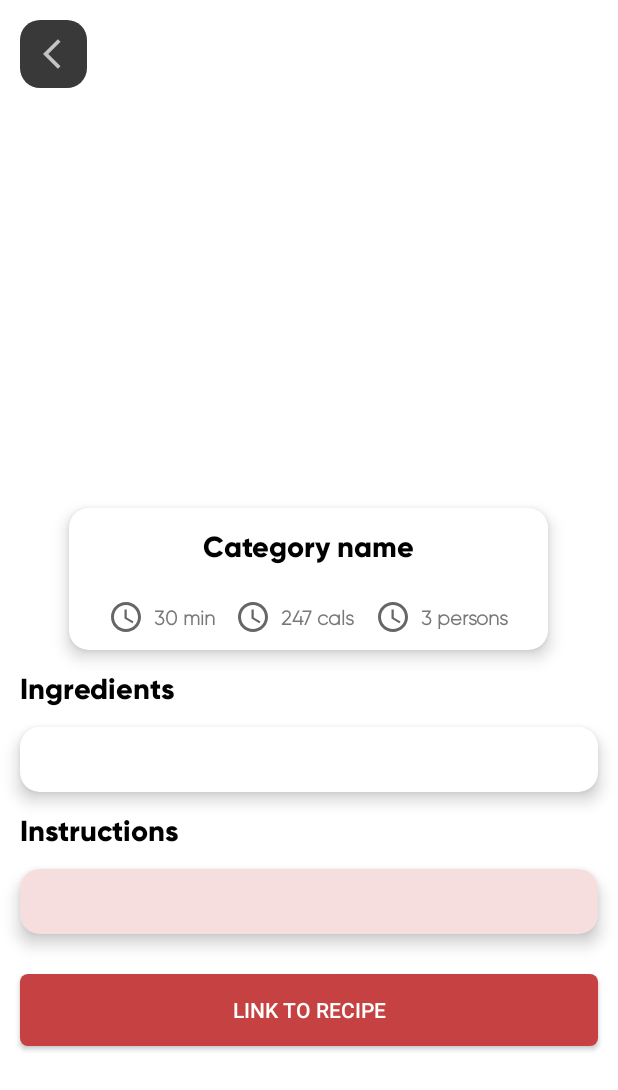
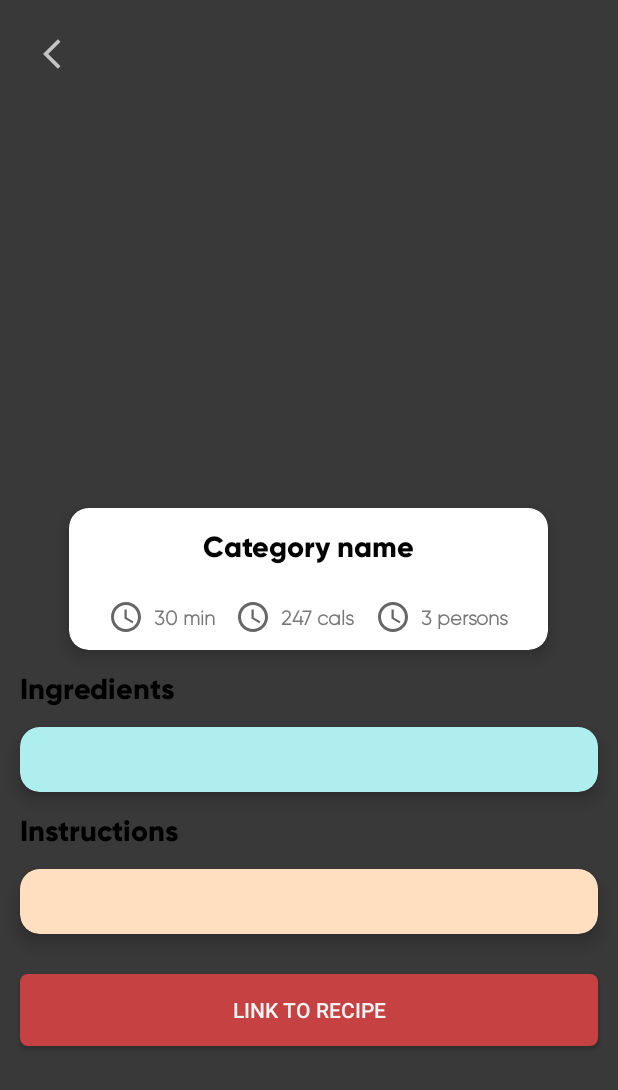
Before and after one commit to maquino123/Food-Recipes-App, an Android app: the DetailActivity screen opened directly, with no data from a screen before it, on a phone screen of 412 x 824 dp. Shown: the top 1090 px of the screen. Run offline under Robolectric (Android 15) with nearby library versions, the phone set to English and light mode, and no system bars; our stand-ins replace sdp/ssp sizes; plain views replace RoundedImageView; pictures from the network do not load; 1 statement that could not run was skipped.

Commit message:
Changes to design

```diff
--- a/app/src/main/res/layout/activity_detail.xml
+++ b/app/src/main/res/layout/activity_detail.xml
@@ -4,7 +4,7 @@
     xmlns:tools="http://schemas.android.com/tools"
     android:layout_width="match_parent"
     android:layout_height="match_parent"
-    android:background="@color/white"
+    android:background="@color/darkGray"
     tools:context=".DetailActivity">
 
 
@@ -210,7 +210,8 @@
             android:layout_height="wrap_content"
             android:layout_margin="@dimen/_10sdp"
             app:cardCornerRadius="@dimen/_10sdp"
-            app:cardElevation="@dimen/_5sdp">
+            app:cardElevation="@dimen/_5sdp"
+            app:cardBackgroundColor="@color/paleBlue">
             <LinearLayout
                 android:layout_width="match_parent"
                 android:layout_height="wrap_content"
@@ -221,7 +222,7 @@
                     android:layout_width="match_parent"
                     android:layout_height="wrap_content"
                     android:textSize="@dimen/_10ssp"
-                    android:textColor="@color/hintTextColor"
+                    android:textColor="@color/black"
                     android:textStyle="bold"
                     android:fontFamily="@font/gilroy_light"
                     android:paddingTop="@dimen/_10sdp"
@@ -244,7 +245,7 @@
             android:layout_width="match_parent"
             android:layout_height="wrap_content"
             android:layout_margin="@dimen/_10sdp"
-            app:cardBackgroundColor="@color/pink"
+            app:cardBackgroundColor="@color/paleOrange"
             app:cardCornerRadius="@dimen/_10sdp"
             app:cardElevation="@dimen/_5sdp">
             <LinearLayout
@@ -257,7 +258,7 @@
                     android:layout_width="match_parent"
                     android:layout_height="wrap_content"
                     android:textSize="@dimen/_10ssp"
-                    android:textColor="@color/hintTextColor"
+                    android:textColor="@color/black"
                     android:textStyle="bold"
                     android:fontFamily="@font/gilroy_light"
                     android:paddingTop="@dimen/_10sdp"
@@ -272,7 +273,7 @@
             android:layout_width="match_parent"
             android:layout_height="wrap_content"
             android:id="@+id/btnYoutube"
-            android:textColor="@color/white"
+            android:textColor="@color/gray"
             android:layout_margin="@dimen/_10sdp"
             android:paddingStart="@dimen/_20sdp"
             android:paddingEnd="@dimen/_20sdp"
--- a/app/src/main/res/layout/activity_dish.xml
+++ b/app/src/main/res/layout/activity_dish.xml
@@ -12,7 +12,8 @@
         android:layout_height="@dimen/_260sdp"
         android:layout_margin="@dimen/_10sdp"
         app:cardCornerRadius="@dimen/_10sdp"
-        app:cardElevation="@dimen/_5sdp">
+        app:cardElevation="@dimen/_5sdp"
+        app:cardBackgroundColor="@color/transparent">
 
         <ImageView
             android:id="@+id/img_dish"
--- a/app/src/main/res/layout/activity_ingredient.xml
+++ b/app/src/main/res/layout/activity_ingredient.xml
@@ -9,7 +9,7 @@
     <androidx.cardview.widget.CardView
         android:layout_width="@dimen/_80sdp"
         android:layout_height="@dimen/_80sdp"
-        app:cardBackgroundColor="@color/yellow"
+        app:cardBackgroundColor="@color/paleOrange"
         android:layout_margin="@dimen/_10sdp"
         app:cardCornerRadius="@dimen/_10sdp"
         app:cardElevation="@dimen/_5sdp">
@@ -35,7 +35,7 @@
                 android:layout_height="wrap_content"
                 android:text="Dish Name"
                 android:textSize="@dimen/_11ssp"
-                android:textColor="@color/white"
+                android:textColor="@color/darkGray"
                 android:layout_alignParentBottom="true"
                 android:layout_alignParentStart="true"
                 android:maxEms="10"
--- a/app/src/main/res/layout/activity_splash.xml
+++ b/app/src/main/res/layout/activity_splash.xml
@@ -4,7 +4,7 @@
     xmlns:tools="http://schemas.android.com/tools"
     android:layout_width="match_parent"
     android:layout_height="match_parent"
-    android:background="@color/yellow">
+    android:background="@color/paleBlue">
 
     <ImageView
         android:layout_width="300dp"
@@ -20,7 +20,7 @@
         android:layout_centerVertical="true"
         android:layout_marginStart="10dp"
         android:fontFamily="@font/gilroy_bold"
-        android:text="Welcome \nto the Food Recipes App!"
+        android:text="Welcome \nto Cravings!"
         android:textColor="@color/black"
         android:textSize="50sp"
         android:textStyle="bold" />
--- a/app/src/main/res/values/colors.xml
+++ b/app/src/main/res/values/colors.xml
@@ -3,6 +3,10 @@
     <color name="yellow">#FF9A00</color>
     <color name="brown">#433232</color>
     <color name="black">#FF000000</color>
+    <color name="blue">#3B89F4</color>
+    <color name="paleBlue">#AFEEEE</color>
+    <color name="paleOrange">#FFDFBF</color>
+    <color name="green">#38BA04</color>
     <color name="transparent">#00000000</color>
     <color name="white">#FFFFFFFF</color>
     <color name="pink">#F6DEDE</color>
```
